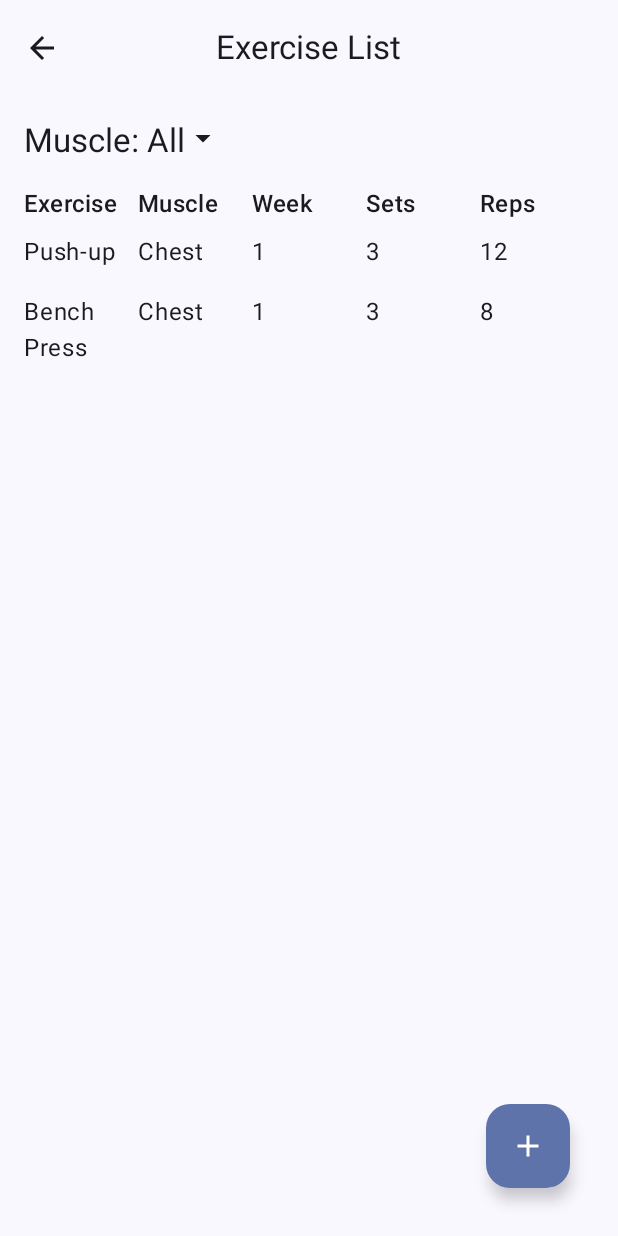
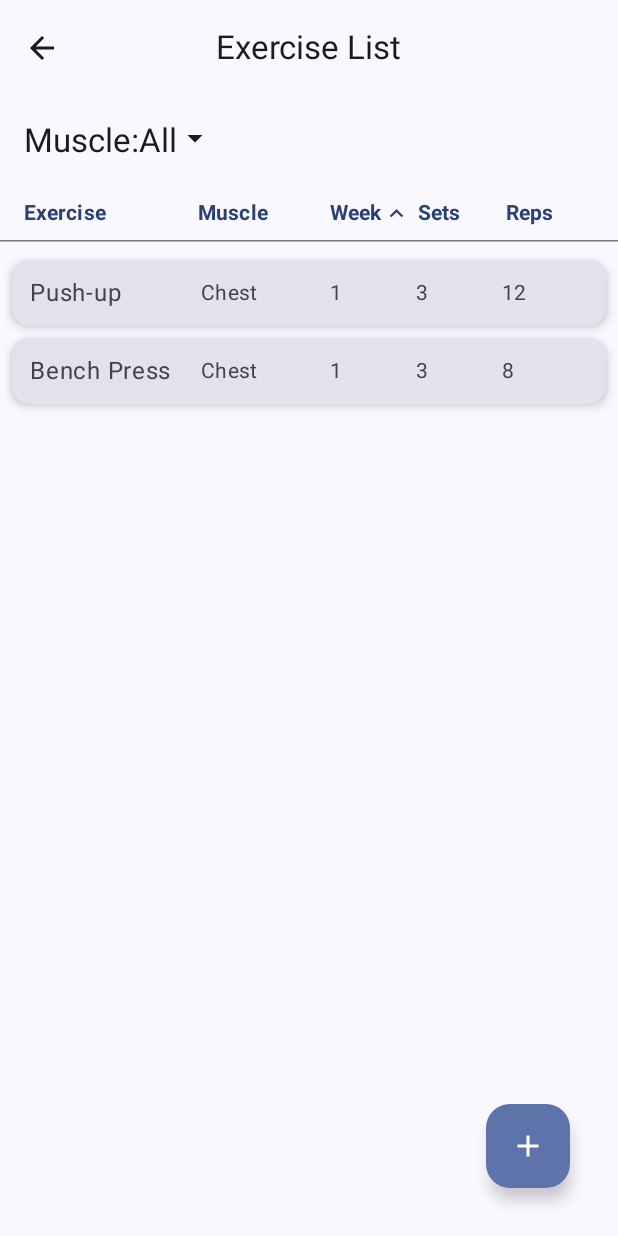
Before and after one commit to ethan-drury/GymifyPal, an Android app built with Jetpack Compose: the DisplayExercises screen opened through its navigation route, on a phone screen of 412 x 824 dp. Run offline under Robolectric (Android 15) with nearby library versions, the phone set to English and light mode, and no system bars; our stand-ins replace Room's generated code; libraries missing offline, so code that uses them is left out: com.google.ai.client.

Commit message:
Updated Database View

```diff
--- a/app/src/main/java/com/example/gymifypal/DatabaseViewActivity.kt
+++ b/app/src/main/java/com/example/gymifypal/DatabaseViewActivity.kt
@@ -63,7 +63,19 @@ import kotlinx.coroutines.launch
 import androidx.compose.material.icons.filled.Favorite
 import android.content.Intent
 import android.net.Uri
+import androidx.compose.foundation.background
+import androidx.compose.foundation.layout.fillMaxSize
+import androidx.compose.foundation.layout.size
+import androidx.compose.material.icons.filled.KeyboardArrowDown
+import androidx.compose.material.icons.filled.KeyboardArrowUp
 import androidx.compose.material.icons.filled.PlayArrow
+import androidx.compose.material3.Card
+import androidx.compose.material3.CardDefaults
+import androidx.compose.material3.Divider
+import androidx.compose.material3.HorizontalDivider
+import androidx.compose.material3.MaterialTheme
+import androidx.compose.ui.Alignment
+import androidx.compose.ui.text.font.FontWeight
 import androidx.core.net.toUri
 
 
@@ -308,11 +320,11 @@ fun AddExercise(
 
 @OptIn(ExperimentalMaterial3Api::class)
 @Composable
-fun DisplayExercises(
+fun DisplayExercises (
     modifier: Modifier = Modifier,
     viewModel: ExerciseDatabaseViewModel = ExerciseDatabaseViewModel(LocalContext.current),
     navController: NavHostController = NavHostController(LocalContext.current),
-    navigateBack: () -> Unit={}
+    navigateBack: () -> Unit = {}
 ) {
     var selectedIndex by rememberSaveable { mutableIntStateOf(0) }
     val exercises = viewModel.getAllExercises().collectAsState(emptyList()).value
@@ -325,10 +337,11 @@ fun DisplayExercises(
         if (weekSortedAscending) filteredExercises.sortedBy { it.week }
         else filteredExercises.sortedByDescending { it.week }
     }
+
     Scaffold(
         floatingActionButton = {
             FloatingActionButton(
-                modifier = modifier.padding(16.dp),
+                modifier = Modifier.padding(16.dp),
                 onClick = { navController.navigate("add_exercise") },
                 content = { Icon(Icons.Filled.Add, contentDescription = "Add") }
             )
@@ -336,7 +349,7 @@ fun DisplayExercises(
         topBar = {
             val context = LocalContext.current
             CenterAlignedTopAppBar(
-                title = { Text("Exercise List") },
+                title = { Text("Exercise List", style = MaterialTheme.typography.titleLarge) },
                 navigationIcon = {
                     IconButton(onClick = {
                         val intent = Intent(context, MuscleMapActivity::class.java)
@@ -346,36 +359,81 @@ fun DisplayExercises(
                     }
                 }
             )
-        },
+        }
     ) { innerPadding ->
         Column(
-            modifier = modifier.padding(innerPadding),
-            verticalArrangement = Arrangement.SpaceBetween
+            modifier = modifier
+                .padding(innerPadding)
+                .fillMaxSize()
+                .background(MaterialTheme.colorScheme.background)
         ) {
             Dropdown(
-                label = "Muscle: ",
+                label = "Muscle:",
                 muscleList,
                 selected = selected,
-                modifier = Modifier.padding(16.dp)
+                modifier = Modifier
+                    .padding(16.dp)
+                    .fillMaxWidth()
             ) {
                 selectedIndex = it
             }
 
-            Row(modifier = Modifier.padding(start = 16.dp, end = 16.dp)) {
-                TitleText("Exercise")
-                TitleText("Muscle")
-                TitleText("Week") {
-                    weekSortedAscending = !weekSortedAscending
+            Row(
+                modifier = Modifier
+                    .fillMaxWidth()
+                    .padding(horizontal = 16.dp, vertical = 8.dp),
+                verticalAlignment = Alignment.CenterVertically
+            ) {
+                HeaderText("Exercise", Modifier.weight(2f))
+                HeaderText("Muscle", Modifier.weight(1.5f))
+                Row(
+                    modifier = Modifier
+                        .weight(1f)
+                        .clickable { weekSortedAscending = !weekSortedAscending },
+                    verticalAlignment = Alignment.CenterVertically
+                ) {
+                    HeaderText("Week")
+                    Icon(
+                        imageVector = if (weekSortedAscending) Icons.Default.KeyboardArrowUp else Icons.Default.KeyboardArrowDown,
+                        contentDescription = "Sort by week",
+                        modifier = Modifier.size(18.dp),
+                        tint = MaterialTheme.colorScheme.primary
+                    )
                 }
-                TitleText("Sets")
-                TitleText("Reps")
+                HeaderText("Sets", Modifier.weight(1f))
+                HeaderText("Reps", Modifier.weight(1f))
             }
 
+            HorizontalDivider(thickness = 1.dp, color = MaterialTheme.colorScheme.outlineVariant)
 
-            LazyColumn(modifier = Modifier.padding(start = 16.dp, end = 16.dp)) {
+            LazyColumn(
+                modifier = Modifier
+                    .fillMaxSize()
+                    .padding(8.dp)
+            ) {
                 items(displayedExercises) { exercise ->
-                    ExerciseRow(exercise) {
-                        navController.navigate("exercise/${exercise.id}")
+                    Card(
+                        modifier = Modifier
+                            .fillMaxWidth()
+                            .padding(vertical = 4.dp)
+                            .clickable { navController.navigate("exercise/${exercise.id}") },
+                        elevation = CardDefaults.cardElevation(4.dp),
+                        colors = CardDefaults.cardColors(
+                            containerColor = MaterialTheme.colorScheme.surfaceVariant
+                        )
+                    ) {
+                        Row(
+                            modifier = Modifier
+                                .fillMaxWidth()
+                                .padding(12.dp),
+                            verticalAlignment = Alignment.CenterVertically
+                        ) {
+                            Text(exercise.exerciseName, Modifier.weight(2f), style = MaterialTheme.typography.bodyLarge)
+                            Text(exercise.muscle, Modifier.weight(1.5f), style = MaterialTheme.typography.bodyMedium)
+                            Text(exercise.week.toString(), Modifier.weight(1f), style = MaterialTheme.typography.bodyMedium)
+                            Text(exercise.sets.toString(), Modifier.weight(1f), style = MaterialTheme.typography.bodyMedium)
+                            Text(exercise.reps.toString(), Modifier.weight(1f), style = MaterialTheme.typography.bodyMedium)
+                        }
                     }
                 }
             }
@@ -383,6 +441,16 @@ fun DisplayExercises(
     }
 }
 
+@Composable
+private fun HeaderText(text: String, modifier: Modifier = Modifier) {
+    Text(
+        text,
+        modifier = modifier,
+        style = MaterialTheme.typography.labelLarge,
+        fontWeight = FontWeight.Bold,
+        color = MaterialTheme.colorScheme.primary
+    )
+}
 
 @OptIn(ExperimentalMaterial3Api::class)
 @Composable
@@ -457,38 +525,6 @@ fun EditExerciseScreen(
         }
     }
 }
-@Composable
-fun ExerciseRow(exercise: Exercise, onClick: () -> Unit) {
-    Row(
-        modifier = Modifier
-            .fillMaxWidth()
-            .clickable { onClick() }
-            .padding(vertical = 8.dp)
-    ) {
-        Text(exercise.exerciseName, modifier = Modifier.weight(1f))
-        Text(exercise.muscle, modifier = Modifier.weight(1f))
-        Text(exercise.week.toString(), modifier = Modifier.weight(1f))
-        Text(exercise.sets.toString(), modifier = Modifier.weight(1f))
-        Text(exercise.reps.toString(), modifier = Modifier.weight(1f))
-    }
-}
-
-@Composable
-fun RowScope.TitleText(
-    t: String,
-    onClick: (() -> Unit)? = null
-) {
-    Text(
-        text = t,
-        style = AppTypography.titleMedium,
-        modifier = Modifier
-            .weight(1f)
-            .then(
-                if (onClick != null) Modifier.clickable { onClick() } else Modifier
-            )
-    )
-}
-
 
 @Composable
 fun Dropdown(label:String, names: List<String>, selected: String, modifier: Modifier=Modifier, onSelected: (Int) -> Unit) {
```
